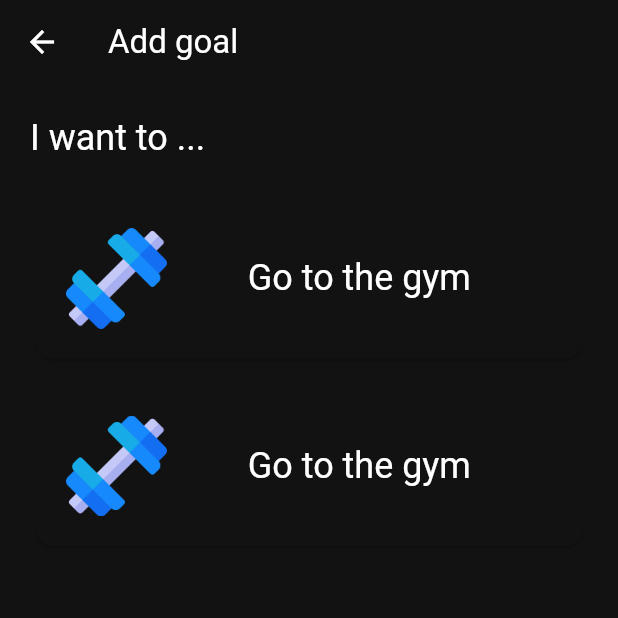
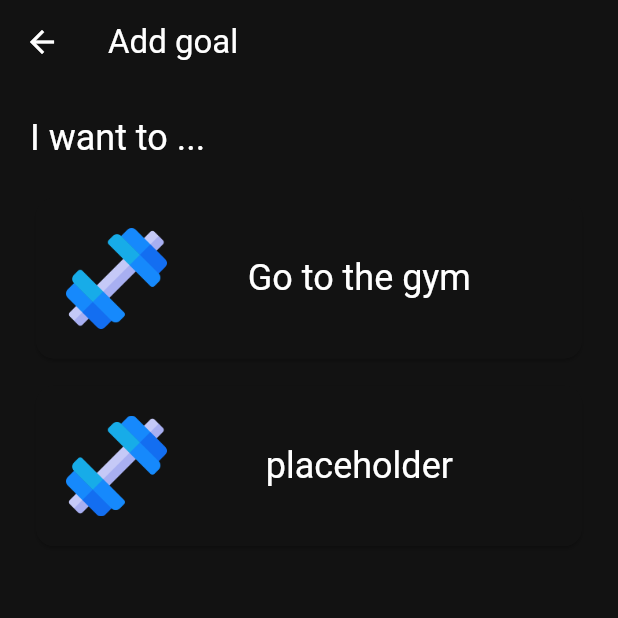
Before and after one commit to Gabriel2048/Goaly, a Flutter app: the AddGoalScreen screen opened by its route, on a phone screen of 412 x 824 dp, the top half of it. Run offline on Flutter 3.47's test engine with Material 2 defaults, Android fonts, the phone set to English and light mode, and no system bars; our stand-ins replace cloud_firestore, cloud_functions, firebase_auth, firebase_core, flutter_riverpod, font_awesome_flutter and 2 more; accounts and stored records are empty; generated files the repository leaves out were written again; Roboto replaces fonts that are missing (Chewy).

Commit message:
replace hardcoded value with addableGoalsProvider

```diff
--- a/app/lib/ui/screens/add_goal/add_goal_card.dart
+++ b/app/lib/ui/screens/add_goal/add_goal_card.dart
@@ -1,10 +1,12 @@
 import 'package:flutter/material.dart';
+import 'package:goaly/providers/addable_goals_provider.dart';
 import 'package:goaly/ui/screens/new_goal/new_goal_screen.dart';
 import 'package:goaly/ui/widgets/infrastructure/tappable_card.dart';
 import 'package:google_fonts/google_fonts.dart';
 
 class AddGoalCard extends StatelessWidget {
-  const AddGoalCard({Key? key}) : super(key: key);
+  final AddableGoal addableGoal;
+  const AddGoalCard({Key? key, required this.addableGoal}) : super(key: key);
 
   @override
   Widget build(BuildContext context) {
@@ -18,14 +20,14 @@ class AddGoalCard extends StatelessWidget {
         child: Row(
           children: [
             Image.asset(
-              'assets/goals/icons/gym.png',
+              addableGoal.assetPath,
               height: height / 1.5,
             ),
             Expanded(
               child: Align(
                 alignment: Alignment.center,
                 child: Text(
-                  "Go to the gym",
+                  addableGoal.description,
                   style: GoogleFonts.chewy(
                     textStyle: Theme.of(context).textTheme.headlineSmall,
                   ),
--- a/app/lib/ui/screens/add_goal/add_goal_screen.dart
+++ b/app/lib/ui/screens/add_goal/add_goal_screen.dart
@@ -34,7 +34,9 @@ class AddGoalScreen extends StatelessWidget {
                 builder: (BuildContext context, WidgetRef ref, Widget? child) {
                   final addableGoals = ref.watch(addableGoalsProvider);
                   return ListView.separated(
-                    itemBuilder: (_, __) => const AddGoalCard(),
+                    itemBuilder: (_, int index) => AddGoalCard(
+                      addableGoal: addableGoals[index],
+                    ),
                     separatorBuilder: (_, __) => child!,
                     itemCount: addableGoals.length,
                   );
```
